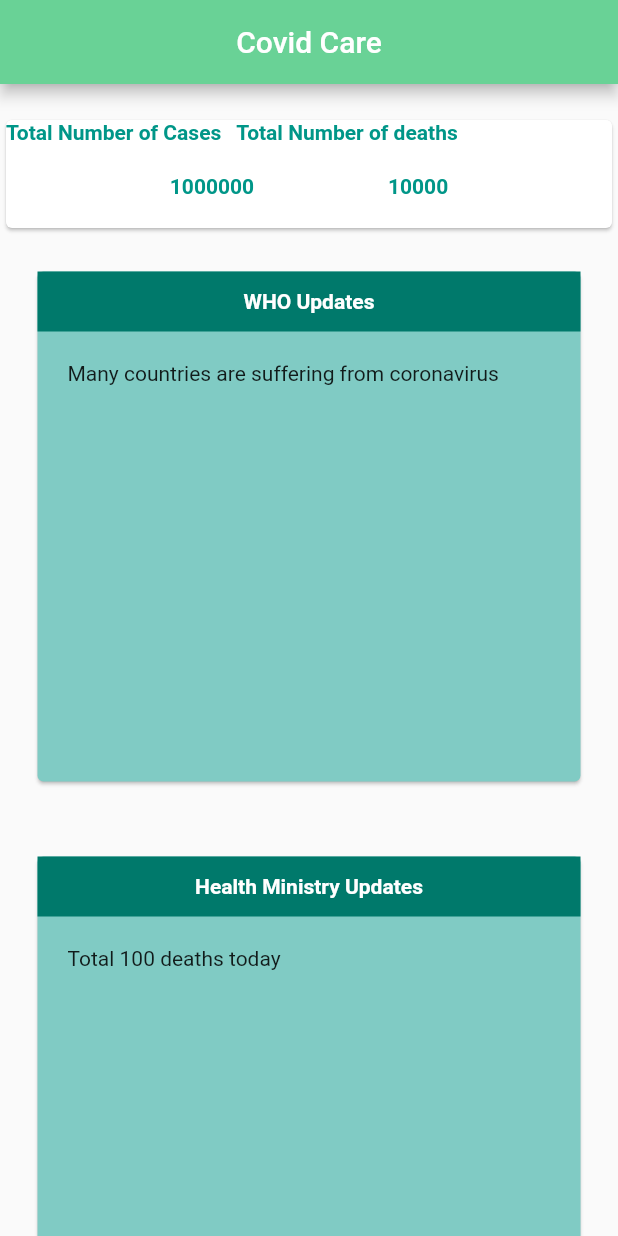
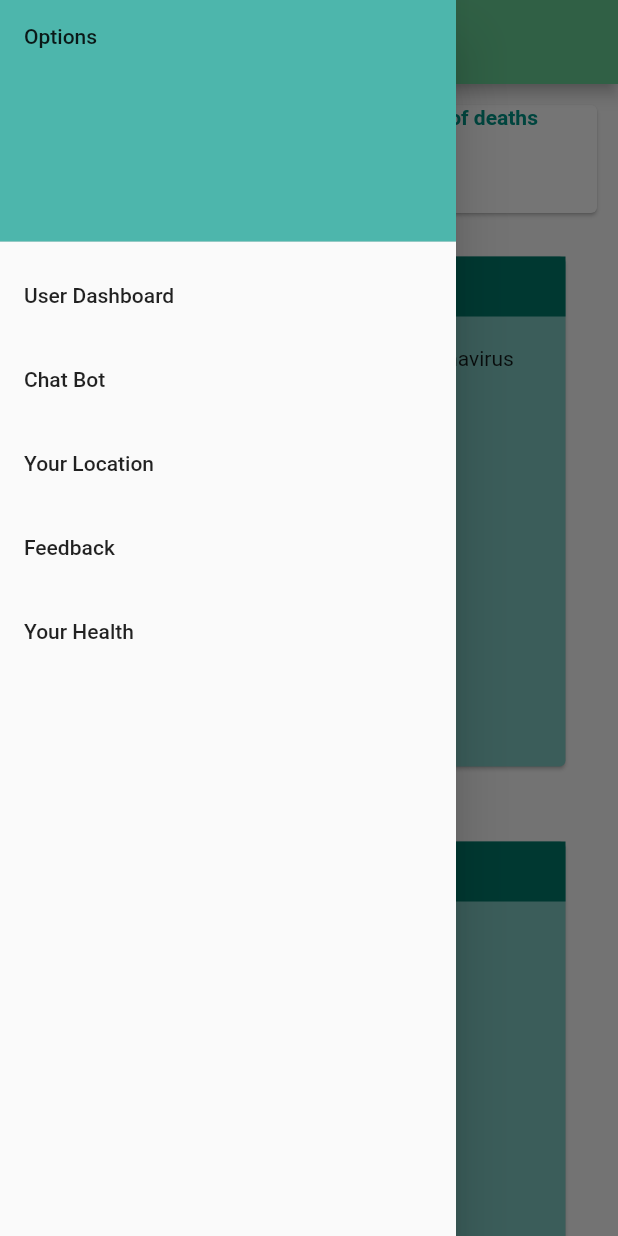
Before and after one commit to nemathahmed/covid-care, a Flutter app: the screen it shows after launch, with the side drawer open (before the commit the screen has no drawer), on a phone screen of 412 x 824 dp. Run offline on Flutter 3.47's test engine with Material 2 defaults, Android fonts, the phone set to English and light mode, and no system bars.

Commit message:
Added options to add pages

```diff
--- a/lib/main.dart
+++ b/lib/main.dart
@@ -5,12 +5,81 @@ import 'package:flutter/material.dart';
 
 void main() => runApp(MyApp());
 
+//createOptions( String heading, String destination){
+//  return ( ListTile(
+//    title: Text('$heading'),
+//    onTap: () {
+//      // Update the state of the app.
+//      // ...
+//      //Closing the drawer
+//      Navigator.pop();
+//    },
+//  )
+//  );
+//}
+
 class MyApp extends StatelessWidget {
   // This widget is the root of your application.
   @override
   Widget build(BuildContext context) {
     return MaterialApp(
         home: Scaffold(
+            drawer:Drawer(
+              child: ListView(
+                padding: EdgeInsets.zero,
+                children:[
+                  DrawerHeader(
+                  child: Text('Options'),
+                  decoration: BoxDecoration(
+                  color: Colors.teal.shade300,
+                  ),
+                  ),
+                  ListTile(
+                    title: Text('User Dashboard'),
+                    //This tab will have info of User health also from the database
+                    onTap: () {
+                      // Update the state of the app.
+                      // ...
+                    },
+                  ),
+                  ListTile(
+                    title: Text('Chat Bot'),
+                    onTap: () {
+                      // Update the state of the app.
+                      // ...
+                    },
+                  ),
+                  ListTile(
+                    title: Text('Your Location'),
+                    onTap: () {
+                      // Update the state of the app.
+                      // ...
+                    },
+                  ),
+                  ListTile(
+                    title: Text('Feedback'),
+                    // here they can order necessary things also
+                    // and can tell if they need housekeeping
+                    onTap: () {
+                      // Update the state of the app.
+                      // ...
+                    },
+                  ),
+                  ListTile(
+                    title: Text('Your Health'),
+                    // AI implementation and telling what risk they are
+                    // posed to
+                    onTap: () {
+                      // Update the state of the app.
+                      // ...
+
+                    },
+                  )
+                ]
+
+              ),
+
+            ),
             appBar: AppBar(backgroundColor: Color(0xFF69d296),
               title: Center(
                 child: Text('Covid Care'
@@ -18,26 +87,32 @@ class MyApp extends StatelessWidget {
               ),
             ),
             body: ListView(
-                  padding: EdgeInsets.only(top:20),
+                  padding: EdgeInsets.all(10.0),
                   children: [
                     Card(
                       child: Column(
                         children: <Widget>[
                           Row(
                             children: <Widget>[
-                              Text('Total Number of Cases',
+                              Expanded(
+                                flex:1,
+                                child: Text('Total Number of Cases',
                                 style:TextStyle(
                                   color:Colors.teal[500],
                                   fontWeight: FontWeight.bold,
                                 )),
+                              ),
                               SizedBox(
                                 width: 10,
                               ),
-                              Text('Total Number of deaths',
+                              Expanded(
+                                flex:1,
+                                child: Text('Total Number of deaths',
                                     style:TextStyle(
                                       color:Colors.teal[500],
                                       fontWeight: FontWeight.bold,
-                                  ))
+                                    )),
+                              )
                             ],
                           ),
 
@@ -46,17 +121,23 @@ class MyApp extends StatelessWidget {
                             child: Row(
                               mainAxisAlignment: MainAxisAlignment.spaceEvenly,
                               children: <Widget>[
-                                Text('1000000',
+                                Expanded(
+                                  flex:1,
+                                  child: Text('1000000',
                                       style:TextStyle(
                                         color:Colors.teal[500],
                                         fontWeight: FontWeight.bold,
                                       )),
+                                ),
 
-                                Text('10000',
+                                Expanded(
+                                  flex: 1,
+                                  child: Text('10000',
                                       style:TextStyle(
                                         color:Colors.teal[500],
                                         fontWeight: FontWeight.bold,
-                                    ))
+                                      )),
+                                )
                               ],
                             ),
                           )
```
Lines whose indentation alone changed are shown as unchanged.
